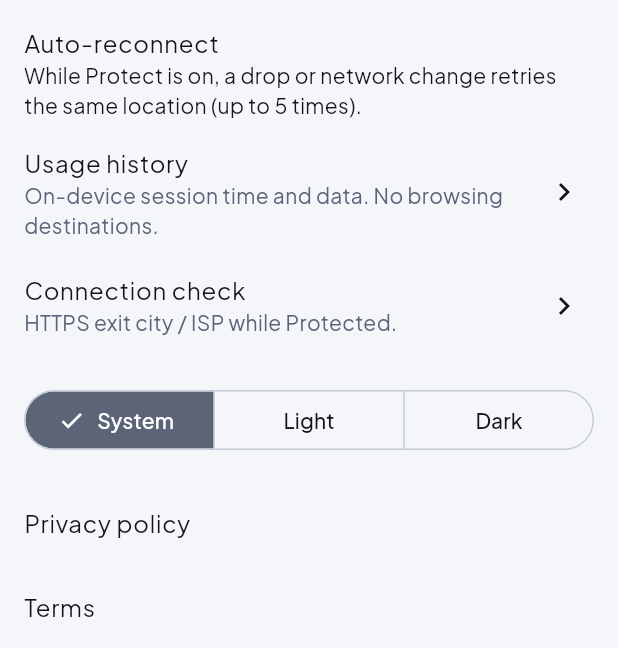
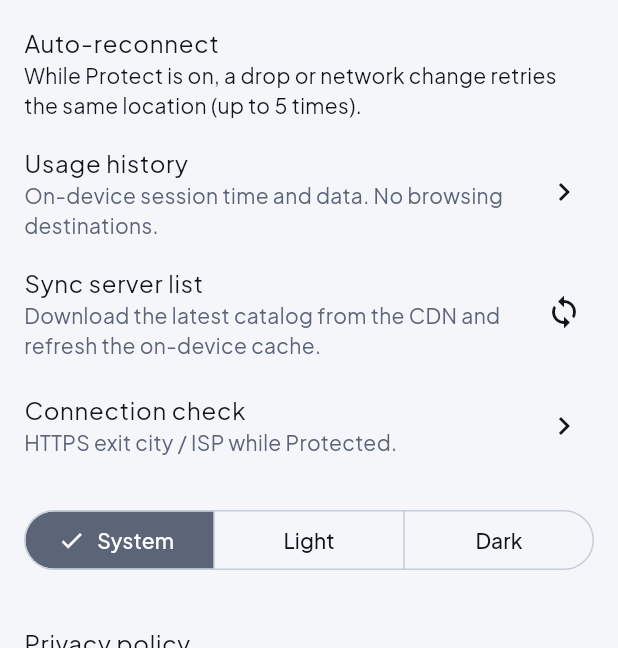
Before and after one commit to enamulhaque028/cyber-vpn, a Flutter app: the SettingsPage screen opened by its route, scrolled down 148 dp, on a phone screen of 412 x 824 dp, the part 588-1236 px from its top. Run offline on Flutter 3.47's test engine with Material 3 defaults, Android fonts, the phone set to English and light mode, and no system bars; our stand-ins replace auto_route, cached_network_image, connectivity_plus, dio, fl_chart, flutter_bloc and 6 more; missing offline and left inert: axevpn_flutter; accounts and stored records are empty; generated files the repository leaves out were written again; network calls fail; project files that could hold a hidden picture were left out.

Commit message:
added sync option to update servers

```diff
--- a/lib/features/locations/data/http_locations_repository.dart
+++ b/lib/features/locations/data/http_locations_repository.dart
@@ -7,10 +7,7 @@ import 'package:dio/dio.dart';
 import 'package:shared_preferences/shared_preferences.dart';
 
 class _FleetCatalog {
-  const _FleetCatalog({
-    required this.credentials,
-    required this.servers,
-  });
+  const _FleetCatalog({required this.credentials, required this.servers});
 
   final VpnCredentials credentials;
   final List<VpnLocation> servers;
@@ -19,7 +16,8 @@ class _FleetCatalog {
 /// Fetches [AppConfig.fleetCatalogUrl] (jsDelivr) with raw GitHub fallback.
 class HttpLocationsRepository implements LocationsRepository {
   HttpLocationsRepository(this._prefs, [Dio? dio])
-      : _dio = dio ??
+    : _dio =
+          dio ??
           Dio(
             BaseOptions(
               connectTimeout: const Duration(seconds: 12),
@@ -51,10 +49,7 @@ class HttpLocationsRepository implements LocationsRepository {
   Future<_FleetCatalog> _loadCatalog({required bool forceRefresh}) async {
     if (!forceRefresh) {
       if (_credentials != null && _locations != null) {
-        return _FleetCatalog(
-          credentials: _credentials!,
-          servers: _locations!,
-        );
+        return _FleetCatalog(credentials: _credentials!, servers: _locations!);
       }
       final fromPrefs = _readPrefsCatalog();
       if (fromPrefs != null) {
@@ -87,10 +82,7 @@ class HttpLocationsRepository implements LocationsRepository {
       return catalog;
     } catch (_) {
       if (_credentials != null && _locations != null) {
-        return _FleetCatalog(
-          credentials: _credentials!,
-          servers: _locations!,
-        );
+        return _FleetCatalog(credentials: _credentials!, servers: _locations!);
       }
       final fromPrefs = _readPrefsCatalog();
       if (fromPrefs != null) {
@@ -100,6 +92,19 @@ class HttpLocationsRepository implements LocationsRepository {
       }
       rethrow;
     }
+  }
+
+  @override
+  Future<({VpnCredentials credentials, List<VpnLocation> servers})>
+  syncFromNetwork() async {
+    final catalog = await _downloadCatalog();
+    if (catalog.servers.isEmpty) {
+      throw StateError('Catalog contained no servers');
+    }
+    _credentials = catalog.credentials;
+    _locations = catalog.servers;
+    await _writePrefs(catalog);
+    return (credentials: catalog.credentials, servers: catalog.servers);
   }
 
   Future<_FleetCatalog> _downloadCatalog() async {
@@ -159,7 +164,9 @@ class HttpLocationsRepository implements LocationsRepository {
     } else if (data is String) {
       map = Map<String, dynamic>.from(jsonDecode(data) as Map);
     } else {
-      throw FormatException('Unexpected fleet catalog payload: ${data.runtimeType}');
+      throw FormatException(
+        'Unexpected fleet catalog payload: ${data.runtimeType}',
+      );
     }
 
     final credsRaw = map['credentials'];
@@ -175,9 +182,7 @@ class HttpLocationsRepository implements LocationsRepository {
       Map<String, dynamic>.from(credsRaw),
     );
     final servers = serversRaw
-        .map(
-          (e) => VpnLocation.fromJson(Map<String, dynamic>.from(e as Map)),
-        )
+        .map((e) => VpnLocation.fromJson(Map<String, dynamic>.from(e as Map)))
         .toList();
     return _FleetCatalog(credentials: credentials, servers: servers);
   }
@@ -197,9 +202,7 @@ class HttpLocationsRepository implements LocationsRepository {
       );
       final list = jsonDecode(serversCached) as List<dynamic>;
       final servers = list
-          .map(
-            (e) => VpnLocation.fromJson(Map<String, dynamic>.from(e as Map)),
-          )
+          .map((e) => VpnLocation.fromJson(Map<String, dynamic>.from(e as Map)))
           .toList();
       if (servers.isEmpty) return null;
       return _FleetCatalog(credentials: credentials, servers: servers);
--- a/lib/features/locations/domain/repositories/locations_repository.dart
+++ b/lib/features/locations/domain/repositories/locations_repository.dart
@@ -4,4 +4,11 @@ abstract class LocationsRepository {
   Future<VpnCredentials> getCredentials({bool forceRefresh = false});
 
   Future<List<VpnLocation>> getLocations({bool forceRefresh = false});
+
+  /// Force a network fetch and update cache.
+  ///
+  /// Throws if jsDelivr and raw GitHub both fail, or if the catalog has no
+  /// servers. Existing memory/prefs are left unchanged on failure.
+  Future<({VpnCredentials credentials, List<VpnLocation> servers})>
+  syncFromNetwork();
 }
--- a/lib/features/locations/presentation/bloc/locations_event.dart
+++ b/lib/features/locations/presentation/bloc/locations_event.dart
@@ -12,4 +12,5 @@ sealed class LocationsEvent with _$LocationsEvent {
       LocationsFavoriteToggled;
   const factory LocationsEvent.recentRemembered(int id) =
       LocationsRecentRemembered;
+  const factory LocationsEvent.syncRequested() = LocationsSyncRequested;
 }
--- a/lib/features/locations/presentation/bloc/locations_state.dart
+++ b/lib/features/locations/presentation/bloc/locations_state.dart
@@ -11,6 +11,8 @@ sealed class LocationsState with _$LocationsState {
     @Default(<int, int?>{}) Map<int, int?> rttMs,
     @Default(<int>[]) List<int> favoriteIds,
     @Default(<int>[]) List<int> recentIds,
+    @Default(false) bool syncing,
+    String? syncError,
   }) = LocationsLoaded;
   const factory LocationsState.failure(String message) = LocationsFailure;
 }
--- a/lib/features/settings/presentation/pages/settings_pages.dart
+++ b/lib/features/settings/presentation/pages/settings_pages.dart
@@ -1,6 +1,8 @@
 import 'package:auto_route/auto_route.dart';
 import 'package:cyber_vpn/app/router.dart';
 import 'package:cyber_vpn/core/config/app_config.dart';
+import 'package:cyber_vpn/features/locations/presentation/bloc/locations_bloc.dart';
+import 'package:cyber_vpn/features/locations/presentation/locations_sync.dart';
 import 'package:cyber_vpn/features/session/presentation/bloc/session_bloc.dart';
 import 'package:cyber_vpn/features/settings/presentation/bloc/theme_cubit.dart';
 import 'package:flutter/foundation.dart';
@@ -133,6 +135,29 @@ class SettingsPage extends StatelessWidget {
             ),
             trailing: const Icon(Icons.chevron_right),
             onTap: () => context.router.push(const HistoryRoute()),
+          ),
+          BlocBuilder<LocationsBloc, LocationsState>(
+            buildWhen: (p, n) =>
+                (p is LocationsLoaded && p.syncing) !=
+                (n is LocationsLoaded && n.syncing),
+            builder: (context, locations) {
+              final syncing = locations is LocationsLoaded && locations.syncing;
+              return ListTile(
+                title: const Text('Sync server list'),
+                subtitle: Text(
+                  'Download the latest catalog from the CDN and refresh the on-device cache.',
+                  style: TextStyle(color: scheme.secondary),
+                ),
+                trailing: syncing
+                    ? const SizedBox(
+                        width: 22,
+                        height: 22,
+                        child: CircularProgressIndicator(strokeWidth: 2),
+                      )
+                    : const Icon(Icons.sync),
+                onTap: syncing ? null : () => syncLocationsCatalog(context),
+              );
+            },
           ),
           ListTile(
             title: const Text('Connection check'),
```
Also changed, not shown: lib/features/locations/presentation/bloc/locations_bloc.dart (+51 -0 lines), lib/features/locations/presentation/locations_sync.dart (added, +57 -0 lines), lib/features/locations/presentation/pages/locations_page.dart (+74 -14 lines), 4 other files. Lines whose indentation alone changed are shown as unchanged.
